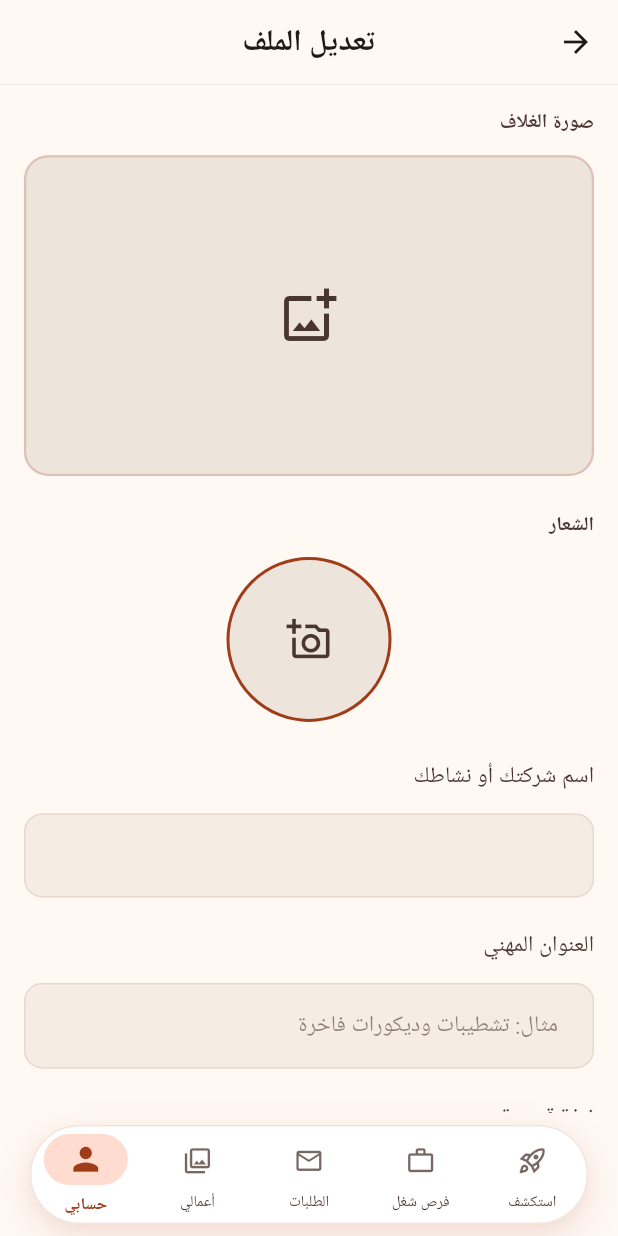
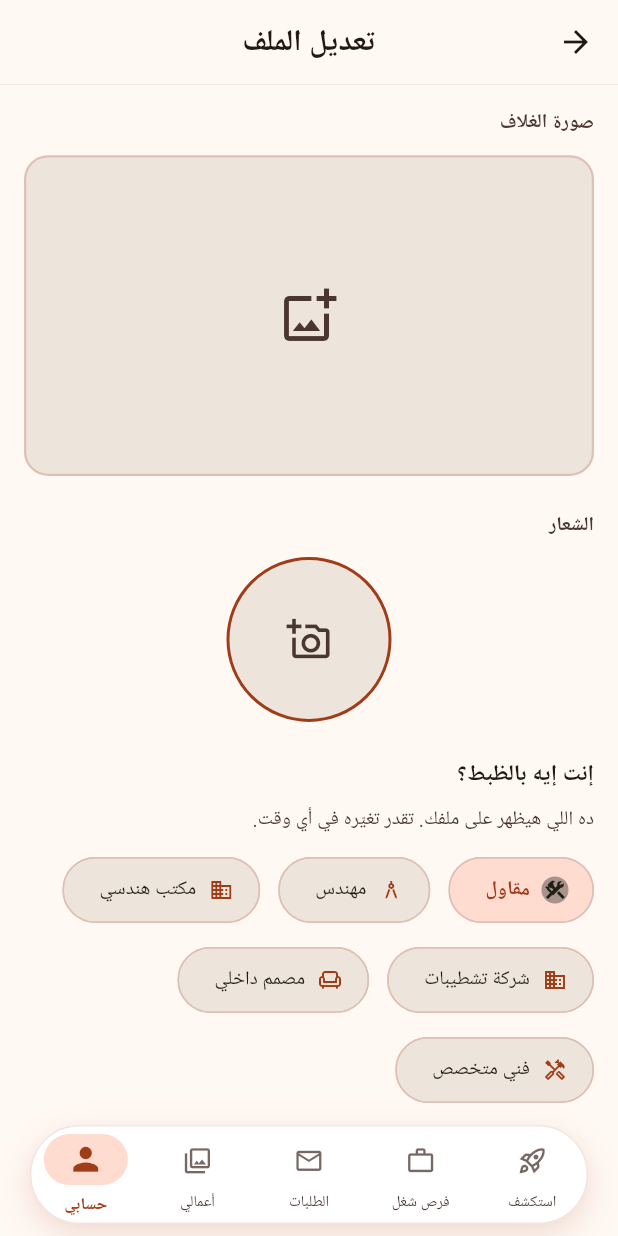
Before and after one commit to alinasser999/shattab-app, a Flutter app: the EditProfileScreen screen opened by its route, on a phone screen of 412 x 824 dp. Run offline on Flutter 3.47's test engine with Material 3 defaults, Android fonts, the phone set to English and light mode, and no system bars; drawn by our look-alikes of flutter_animate; our stand-ins replace cached_network_image, flutter_image_compress, flutter_riverpod, gap, go_router, google_fonts and 5 more; accounts and stored records are empty; generated files the repository leaves out were written again; network calls fail; Roboto replaces fonts that are missing (Tajawal).

Commit message:
feat(identity): let professionals say what they actually are
The app had one word for its entire supply side: مقاول. In Egypt that means a
building contractor specifically, often a labour subcontractor. An engineer, an
engineering office or a finishing company reading 'سجّل كمقاول' hears a
demotion — so the best-credentialled supply is the most likely to bounce off
signup or resent staying.

provider_kind lets each account declare itself: مقاول, مهندس, مكتب هندسي, شركة
تشطيبات, مصمم داخلي, فني متخصص. The role stays one thing technically; only the
label changes. Existing rows default to contractor rather than being silently
relabelled — a stale label they can correct beats one we invented.

The badge is a neutral outline, deliberately unlike the filled verified badge:
one is a statement of fact, the other is a check we performed, and they must
not read alike.

Enum values carry an explicit .wire mapping because the enum is camelCase and
the CHECK constraint is snake_case; fromWire falls back to contractor so a value
added by a later migration cannot crash an older client.

Groundwork for filtering discovery by professional type, which homeowners
cannot do today.

Co-Authored-By: Claude Opus 5 <noreply@anthropic.com>

```diff
--- a/lib/core/l10n/strings.dart
+++ b/lib/core/l10n/strings.dart
@@ -1101,6 +1101,29 @@ class S {
   static String get continueWithApple =>
       _t('تسجيل الدخول باستخدام Apple', 'Sign in with Apple');
 
+  // ── Professional identity (0026) ────────────────────────────────────────
+  /// Umbrella term for the whole supply side. "مقاول" is a specific trade, not
+  /// a category — using it for engineers and firms reads as a demotion.
+  static String get professionals => _t('محترفين', 'Professionals');
+  static String get professionalSingular => _t('محترف', 'Professional');
+
+  static String get providerKindContractor => _t('مقاول', 'Contractor');
+  static String get providerKindEngineer => _t('مهندس', 'Engineer');
+  static String get providerKindEngineeringOffice =>
+      _t('مكتب هندسي', 'Engineering office');
+  static String get providerKindFinishingCompany =>
+      _t('شركة تشطيبات', 'Finishing company');
+  static String get providerKindInteriorDesigner =>
+      _t('مصمم داخلي', 'Interior designer');
+  static String get providerKindTradesman =>
+      _t('فني متخصص', 'Specialist tradesman');
+
+  static String get providerKindQuestion =>
+      _t('إنت إيه بالظبط؟', 'What describes you best?');
+  static String get providerKindHelp => _t(
+      'ده اللي هيظهر على ملفك. تقدر تغيّره في أي وقت.',
+      'This appears on your profile. You can change it any time.');
+
   // ── Free quote quota (0025) ─────────────────────────────────────────────
   /// Shown under the send-quote button while free quotes remain. Frames the
   /// cap as something you still have, not something you have lost.
--- a/lib/features/discovery/data/discovery_repository.dart
+++ b/lib/features/discovery/data/discovery_repository.dart
@@ -36,7 +36,7 @@ class DiscoveryRepository {
   // reviews_rollup trigger — reads two ints instead of embedding every review
   // row per card (fanout death at scale).
   static const String _joinedColumns =
-      'id, full_name, phone, contractor_profiles!inner(business_name, bio, logo_url, cover_photo_url, headline, specialties, service_areas, years_experience, projects_completed, response_rate, rating_avg, rating_count, verified, plan, created_at)';
+      'id, full_name, phone, contractor_profiles!inner(business_name, bio, logo_url, cover_photo_url, headline, specialties, service_areas, years_experience, projects_completed, response_rate, rating_avg, rating_count, verified, plan, provider_kind, created_at)';
 
   Future<List<ContractorListing>> fetchContractors(
     DiscoveryFilters filters, {
--- a/lib/features/discovery/domain/contractor_listing.dart
+++ b/lib/features/discovery/domain/contractor_listing.dart
@@ -1,3 +1,7 @@
+import 'package:flutter/material.dart';
+
+import '../../../core/l10n/strings.dart';
+
 /// Joined view of a contractor — `profiles` row + `contractor_profiles` row.
 class ContractorListing {
   const ContractorListing({
@@ -18,6 +22,7 @@ class ContractorListing {
     this.verified = false,
     this.plan = 'free',
     this.memberSince,
+    this.providerKind = ProviderKind.contractor,
   });
 
   final String id;
@@ -48,6 +53,14 @@ class ContractorListing {
 
   /// When the contractor profile was created — powers "member since".
   final DateTime? memberSince;
+
+  /// What this professional calls themselves.
+  ///
+  /// The account role is one thing technically; this is only the label. An
+  /// engineering office and a tradesman have identical capabilities in the app
+  /// — but calling both of them "مقاول" reads as a demotion to the former, and
+  /// the better-credentialled supply is exactly the supply worth keeping.
+  final ProviderKind providerKind;
 
   bool get isPro => plan == 'pro';
 
@@ -101,6 +114,7 @@ class ContractorListing {
       reviewAvg: reviewAvg,
       verified: (cp?['verified'] as bool?) ?? false,
       plan: (cp?['plan'] as String?) ?? 'free',
+      providerKind: ProviderKind.fromWire(cp?['provider_kind'] as String?),
       memberSince: switch (cp?['created_at']) {
         final String s => DateTime.tryParse(s),
         _ => null,
@@ -111,3 +125,60 @@ class ContractorListing {
 
 /// Trust tiers surfaced on the contractor's own account screen.
 enum ContractorTier { bronze, silver, gold }
+
+/// A professional's self-declared identity.
+///
+/// Wire values match the `provider_kind` CHECK constraint in 0026 exactly — the
+/// enum name *is* the stored string, so renaming a value here without a
+/// migration would start writing rows the database rejects.
+enum ProviderKind {
+  contractor,
+  engineer,
+  engineeringOffice,
+  finishingCompany,
+  interiorDesigner,
+  tradesman;
+
+  /// snake_case value as stored in Postgres.
+  String get wire => switch (this) {
+        ProviderKind.contractor => 'contractor',
+        ProviderKind.engineer => 'engineer',
+        ProviderKind.engineeringOffice => 'engineering_office',
+        ProviderKind.finishingCompany => 'finishing_company',
+        ProviderKind.interiorDesigner => 'interior_designer',
+        ProviderKind.tradesman => 'tradesman',
+      };
+
+  /// Unknown values fall back to `contractor` rather than throwing: a value
+  /// added to the CHECK by a newer migration must not crash an older client.
+  static ProviderKind fromWire(String? value) => switch (value) {
+        'engineer' => ProviderKind.engineer,
+        'engineering_office' => ProviderKind.engineeringOffice,
+        'finishing_company' => ProviderKind.finishingCompany,
+        'interior_designer' => ProviderKind.interiorDesigner,
+        'tradesman' => ProviderKind.tradesman,
+        _ => ProviderKind.contractor,
+      };
+
+  /// Localised label. Kept here so every surface that shows a kind reads the
+  /// same words.
+  String get label => switch (this) {
+        ProviderKind.contractor => S.providerKindContractor,
+        ProviderKind.engineer => S.providerKindEngineer,
+        ProviderKind.engineeringOffice => S.providerKindEngineeringOffice,
+        ProviderKind.finishingCompany => S.providerKindFinishingCompany,
+        ProviderKind.interiorDesigner => S.providerKindInteriorDesigner,
+        ProviderKind.tradesman => S.providerKindTradesman,
+      };
+
+  /// Icon paired with the label. Never rely on the icon alone — the pairing is
+  /// what keeps the badge readable in greyscale and to screen readers.
+  IconData get icon => switch (this) {
+        ProviderKind.contractor => Icons.construction_outlined,
+        ProviderKind.engineer => Icons.architecture_outlined,
+        ProviderKind.engineeringOffice => Icons.domain_outlined,
+        ProviderKind.finishingCompany => Icons.business_outlined,
+        ProviderKind.interiorDesigner => Icons.chair_outlined,
+        ProviderKind.tradesman => Icons.handyman_outlined,
+      };
+}
--- a/lib/features/onboarding/data/onboarding_repository.dart
+++ b/lib/features/onboarding/data/onboarding_repository.dart
@@ -5,6 +5,7 @@ import 'package:riverpod_annotation/riverpod_annotation.dart';
 import 'package:supabase_flutter/supabase_flutter.dart';
 
 import '../../../core/supabase/supabase_provider.dart';
+import '../../discovery/domain/contractor_listing.dart';
 import '../domain/onboarding_models.dart';
 
 part 'onboarding_repository.g.dart';
@@ -62,8 +63,12 @@ class OnboardingRepository {
     List<String>? specialties,
     List<String>? serviceAreas,
     int? yearsExperience,
+    ProviderKind? providerKind,
   }) async {
     final payload = <String, dynamic>{'profile_id': profileId};
+    // `.wire`, not `.name`: the enum is camelCase, the CHECK constraint in 0026
+    // expects snake_case.
+    if (providerKind != null) payload['provider_kind'] = providerKind.wire;
     if (businessName != null) payload['business_name'] = businessName;
     if (logoUrl != null) payload['logo_url'] = logoUrl;
     if (coverPhotoUrl != null) payload['cover_photo_url'] = coverPhotoUrl;
--- a/lib/features/onboarding/presentation/contractor/edit_profile_screen.dart
+++ b/lib/features/onboarding/presentation/contractor/edit_profile_screen.dart
@@ -16,6 +16,7 @@ import '../../../../core/widgets/batsh_button.dart';
 import '../../../../core/widgets/batsh_scaffold.dart';
 import '../../../../core/widgets/batsh_text_field.dart';
 import '../../../auth/presentation/providers/auth_provider.dart';
+import '../../../discovery/domain/contractor_listing.dart';
 import '../../../discovery/presentation/providers/discovery_providers.dart';
 import '../providers/onboarding_provider.dart';
 
@@ -32,6 +33,10 @@ class EditProfileScreen extends ConsumerStatefulWidget {
 class _EditProfileScreenState extends ConsumerState<EditProfileScreen> {
   final _bizCtrl = TextEditingController();
   final _headlineCtrl = TextEditingController();
+
+  /// Selected professional identity. Defaults to `contractor` to match the
+  /// column default, and is replaced by the stored value once it loads.
+  ProviderKind _kind = ProviderKind.contractor;
   final _bioCtrl = TextEditingController();
   final _yearsCtrl = TextEditingController();
 
@@ -79,6 +84,7 @@ class _EditProfileScreenState extends ConsumerState<EditProfileScreen> {
         headline: _headlineCtrl.text.trim(),
         bio: _bioCtrl.text.trim(),
         yearsExperience: years,
+        providerKind: _kind,
       );
       // Refresh the showcase + discover list so edits show immediately.
       ref.invalidate(contractorByIdProvider(myId));
@@ -104,6 +110,7 @@ class _EditProfileScreenState extends ConsumerState<EditProfileScreen> {
       if (existing.yearsExperience != null) {
         _yearsCtrl.text = '${existing.yearsExperience}';
       }
+      _kind = existing.providerKind;
       _hydrated = true;
     }
 
@@ -146,6 +153,38 @@ class _EditProfileScreenState extends ConsumerState<EditProfileScreen> {
               ),
             ),
             const SizedBox(height: BatshSpacing.lg),
+            // Self-declared identity. First field after the images because it
+            // frames everything below it — and because being asked "what are
+            // you?" rather than being told is the whole point.
+            Align(
+              alignment: AlignmentDirectional.centerStart,
+              child:
+                  Text(S.providerKindQuestion, style: BatshTypography.labelLg),
+            ),
+            const SizedBox(height: BatshSpacing.xs),
+            Align(
+              alignment: AlignmentDirectional.centerStart,
+              child: Text(
+                S.providerKindHelp,
+                style: BatshTypography.bodySm
+                    .copyWith(color: BatshColors.onSurfaceVariant),
+              ),
+            ),
+            const SizedBox(height: BatshSpacing.sm),
+            Wrap(
+              spacing: BatshSpacing.sm,
+              runSpacing: BatshSpacing.sm,
+              children: [
+                for (final kind in ProviderKind.values)
+                  ChoiceChip(
+                    avatar: Icon(kind.icon, size: 16),
+                    label: Text(kind.label),
+                    selected: _kind == kind,
+                    onSelected: (_) => setState(() => _kind = kind),
+                  ),
+              ],
+            ),
+            const SizedBox(height: BatshSpacing.gutter),
             BatshTextField(
               controller: _bizCtrl,
               label: S.businessNameTitle,
--- a/lib/features/onboarding/presentation/providers/onboarding_provider.dart
+++ b/lib/features/onboarding/presentation/providers/onboarding_provider.dart
@@ -7,6 +7,7 @@ import 'package:riverpod_annotation/riverpod_annotation.dart';
 import '../../../auth/data/auth_repository.dart';
 import '../../../auth/domain/profile.dart';
 import '../../../auth/presentation/providers/auth_provider.dart';
+import '../../../discovery/domain/contractor_listing.dart';
 import '../../data/onboarding_repository.dart';
 import '../../domain/onboarding_models.dart';
 
@@ -138,6 +139,7 @@ class OnboardingController extends _$OnboardingController {
     String? headline,
     String? bio,
     int? yearsExperience,
+    ProviderKind? providerKind,
   }) async {
     await ref.read(onboardingRepositoryProvider).upsertContractor(
           profileId: _requireUserId(),
@@ -145,6 +147,7 @@ class OnboardingController extends _$OnboardingController {
           headline: headline,
           bio: bio,
           yearsExperience: yearsExperience,
+          providerKind: providerKind,
         );
     ref.invalidate(contractorProfileProvider);
   }
```
Also changed, not shown: lib/features/discovery/presentation/widgets/contractor_showcase.dart (+48 -4 lines), 1 other file.
